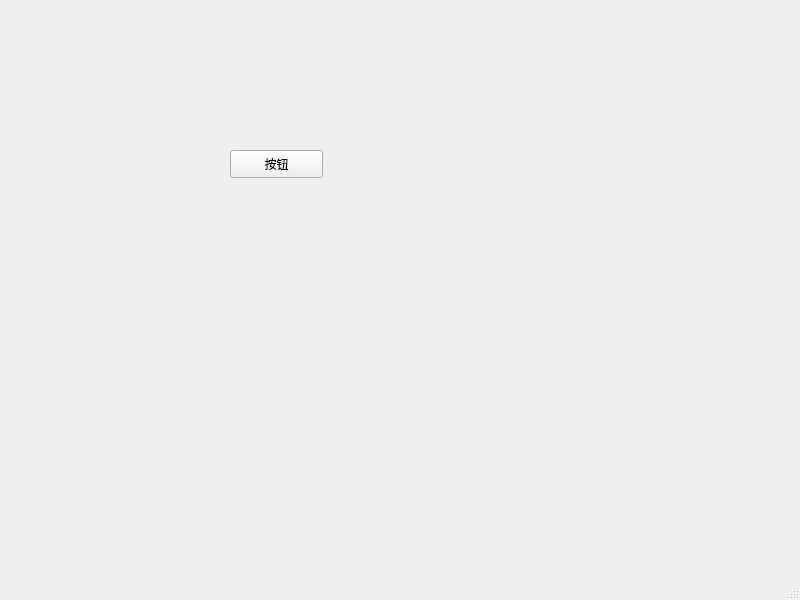
Before: the Qt Designer form Chapter03/firstMainWin.ui in cxinping/PyQt5, drawn with Qt 5.
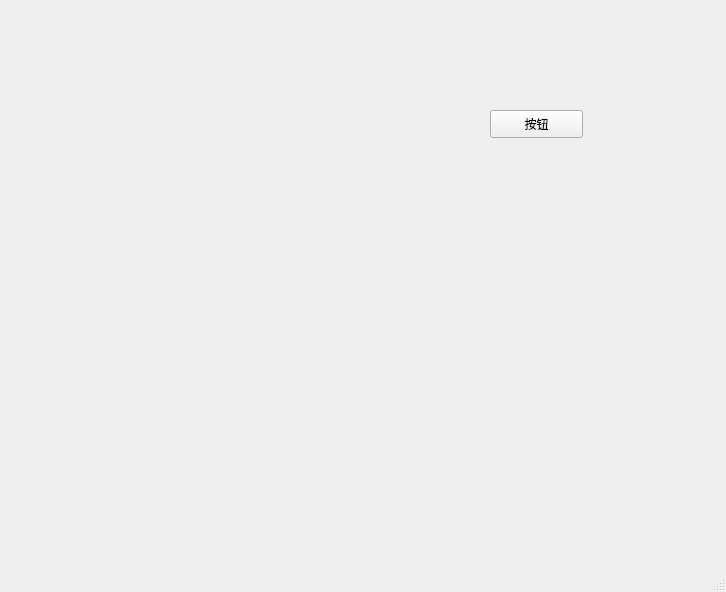
After: the same form once the commit is applied.

Commit message: 部件中的信号槽通信示例

The edit to the form file:
```diff
--- a/Chapter03/firstMainWin.ui
+++ b/Chapter03/firstMainWin.ui
@@ -6,8 +6,8 @@
    <rect>
     <x>0</x>
     <y>0</y>
-    <width>800</width>
-    <height>600</height>
+    <width>726</width>
+    <height>592</height>
    </rect>
   </property>
   <property name="windowTitle">
@@ -17,8 +17,8 @@
    <widget class="QPushButton" name="pushButton">
     <property name="geometry">
      <rect>
-      <x>230</x>
-      <y>150</y>
+      <x>490</x>
+      <y>110</y>
       <width>93</width>
       <height>28</height>
      </rect>
```
Left out of the diff: 2 changed lines with no effect on the pictures. The commit also changes 2 other files.
